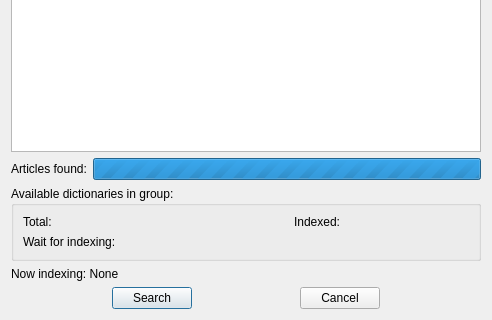
goldendict/goldendict, file fulltextsearch.ui: the form before one commit; both pictures show x 0 to 492 and y 273 to 593 of the 492 by 593 pixel window.
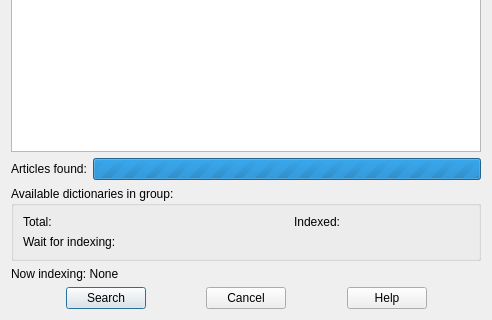
The form after the commit.

Commit message: Add help buttons to dialogs

Patch:
```diff
--- a/fulltextsearch.ui
+++ b/fulltextsearch.ui
@@ -216,6 +216,26 @@
        </property>
       </widget>
      </item>
+     <item>
+      <spacer name="horizontalSpacer">
+       <property name="orientation">
+        <enum>Qt::Horizontal</enum>
+       </property>
+       <property name="sizeHint" stdset="0">
+        <size>
+         <width>40</width>
+         <height>20</height>
+        </size>
+       </property>
+      </spacer>
+     </item>
+     <item>
+      <widget class="QPushButton" name="helpButton">
+       <property name="text">
+        <string>Help</string>
+       </property>
+      </widget>
+     </item>
      <item>
       <spacer name="horizontalSpacer_3">
        <property name="orientation">
```
The commit also changes 19 other files.
